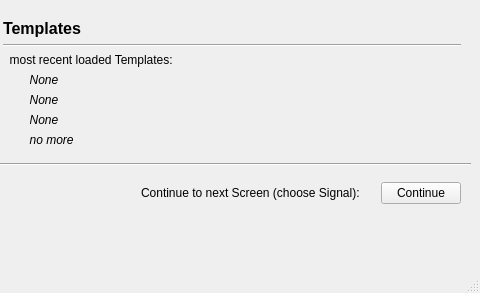
mdaamKIT/MatchedFilter, file template_screen.ui: the form before one commit; both pictures show x 520 to 1000 and y 0 to 293 of the 1000 by 293 pixel window.
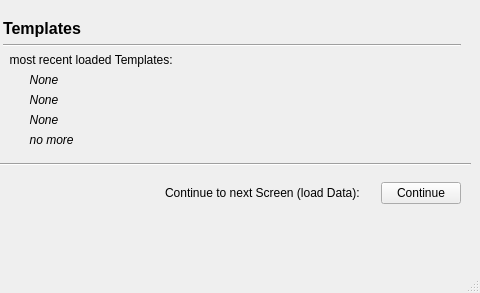
The form after the commit.

Commit message: bug fixes renaming 'signal' to 'data' thread finishing partially fixed

The edit to the form file:
```diff
--- a/template_screen.ui
+++ b/template_screen.ui
@@ -233,7 +233,7 @@
       <item>
        <widget class="QLabel" name="label_continue">
         <property name="text">
-         <string>Continue to next Screen (choose Signal):</string>
+         <string>Continue to next Screen (load Data):</string>
         </property>
        </widget>
       </item>
```
The commit also changes 2 other files.
